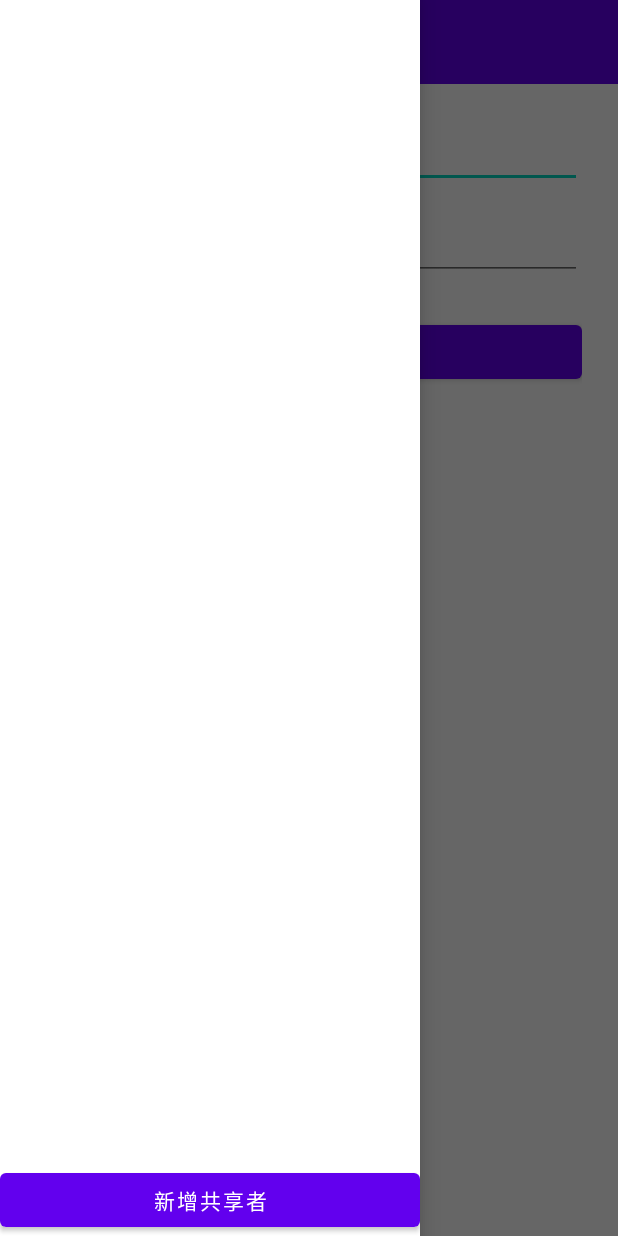
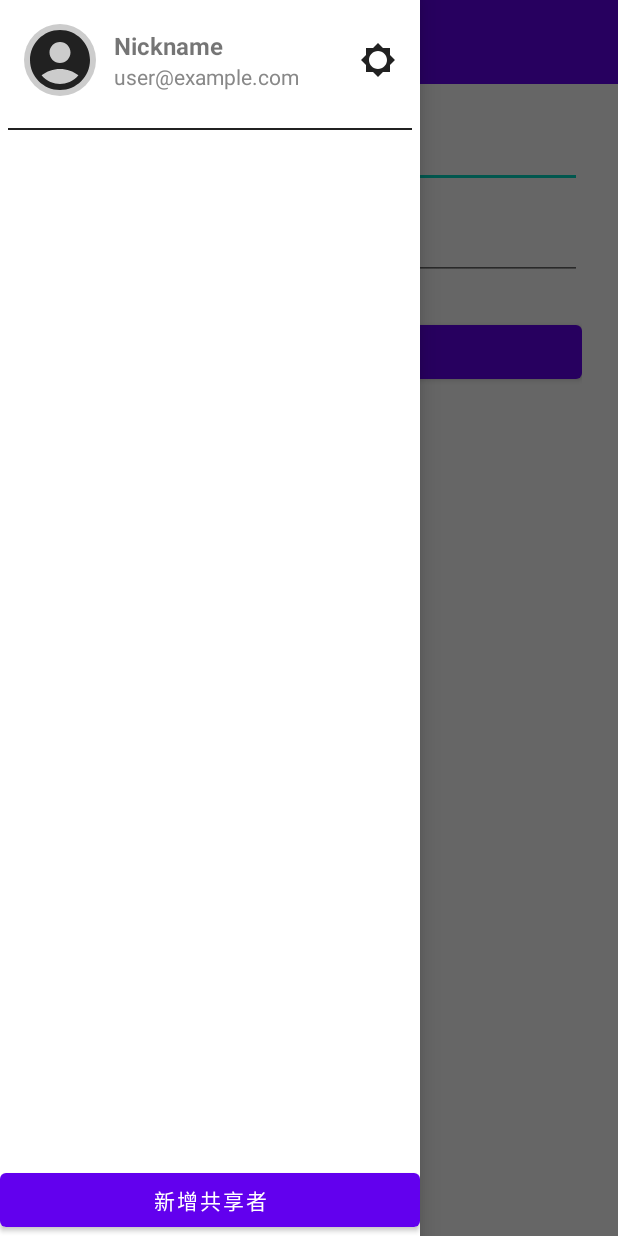
Before and after one commit to allenchu66/geofence_app, an Android app: the screen it shows after launch (MainActivity), with the side drawer open, on a phone screen of 412 x 824 dp. Run offline under Robolectric (Android 15) with nearby library versions, the phone set to English and light mode, and no system bars; our stand-ins replace Firebase (no records; nobody signed in at launch, a user with empty details on screens opened directly).

Commit message:
Add user profile settings for display name and photo

```diff
--- a/app/build.gradle.kts
+++ b/app/build.gradle.kts
@@ -49,6 +49,9 @@ android {
     buildFeatures {
         viewBinding = true
     }
+
+
+
 }
 
 dependencies {
@@ -62,6 +65,7 @@ dependencies {
     implementation(libs.androidx.activity)
     implementation(libs.androidx.constraintlayout)
     implementation(libs.play.services.location)
+    implementation(libs.firebase.storage.ktx)
     testImplementation(libs.junit)
     androidTestImplementation(libs.androidx.junit)
     androidTestImplementation(libs.androidx.espresso.core)
@@ -70,4 +74,6 @@ dependencies {
     implementation(libs.firebase.analytics)
     implementation(libs.google.map)
 
+    implementation(libs.image.cropper)
+    implementation(libs.glide)
 }
--- a/app/src/main/java/com/allenchu66/geofenceapp/activity/MainActivity.kt
+++ b/app/src/main/java/com/allenchu66/geofenceapp/activity/MainActivity.kt
@@ -7,6 +7,9 @@ import android.text.InputType
 import android.util.Log
 import android.widget.Button
 import android.widget.EditText
+import android.widget.ImageButton
+import android.widget.ImageView
+import android.widget.TextView
 import android.widget.Toast
 import androidx.activity.enableEdgeToEdge
 import androidx.activity.result.contract.ActivityResultContracts
@@ -16,6 +19,7 @@ import androidx.appcompat.app.AppCompatActivity
 import androidx.core.content.ContentProviderCompat.requireContext
 import androidx.core.content.ContextCompat
 import androidx.lifecycle.ViewModelProvider
+import androidx.navigation.findNavController
 import androidx.navigation.fragment.NavHostFragment
 import androidx.recyclerview.widget.LinearLayoutManager
 import androidx.recyclerview.widget.RecyclerView
@@ -26,12 +30,45 @@ import com.allenchu66.geofenceapp.repository.SharedUserRepository
 import com.allenchu66.geofenceapp.service.LocationUpdateService
 import com.allenchu66.geofenceapp.viewModel.SharedUserViewModel
 import com.allenchu66.geofenceapp.viewModel.SharedUserViewModelFactory
+import com.bumptech.glide.Glide
 import com.google.firebase.auth.FirebaseAuth
+import com.google.firebase.auth.FirebaseUser
 
 class MainActivity : AppCompatActivity() {
     private lateinit var binding: ActivityMainBinding
     private lateinit var drawerToggle: ActionBarDrawerToggle
     private lateinit var viewModel: SharedUserViewModel
+    private lateinit var auth: FirebaseAuth
+
+    private lateinit var tvUserEmail: TextView
+    private lateinit var tvUserNickname: TextView
+    private lateinit var imageUserPhoto: ImageView
+
+    private val authStateListener = FirebaseAuth.AuthStateListener { firebaseAuth ->
+        val user = firebaseAuth.currentUser
+        updateProfileUI(user)
+    }
+
+    fun updateProfileUI(user: FirebaseUser?) {
+        user?.let {
+            tvUserNickname.setText(it.displayName ?: "Untitled")
+            tvUserEmail.text = user.email
+            tvUserNickname.text = user.displayName.takeIf { !it.isNullOrBlank() } ?: "Untitled"
+
+            val photoUri = user.photoUrl
+
+            if (photoUri != null) {
+                Glide.with(this)
+                    .load(photoUri)
+                    .circleCrop()
+                    .placeholder(R.drawable.ic_default_avatar)
+                    .error(R.drawable.ic_default_avatar)
+                    .into(imageUserPhoto)
+            } else {
+                imageUserPhoto.setImageResource(R.drawable.ic_default_avatar)
+            }
+        }
+    }
 
     private val locationPermissionLauncher = registerForActivityResult(
         ActivityResultContracts.RequestMultiplePermissions()
@@ -45,6 +82,7 @@ class MainActivity : AppCompatActivity() {
         binding = ActivityMainBinding.inflate(layoutInflater)
         setContentView(binding.root)
 
+        auth = FirebaseAuth.getInstance()
         initViewModel()
         setupToolbarAndDrawer()
         navigateIfLoggedIn()
@@ -115,6 +153,23 @@ class MainActivity : AppCompatActivity() {
             showAddSharedUserDialog()
         }
 
+        val navHostFragment = supportFragmentManager
+            .findFragmentById(R.id.fragmentContainerView) as NavHostFragment
+        val navController = navHostFragment.navController
+
+        val btnAccountSetting = customDrawerView.findViewById<ImageButton>(R.id.btn_account_settings)
+        btnAccountSetting.setOnClickListener{
+            binding.drawerLayout.closeDrawers()
+            navController.navigate(R.id.accountSettingsFragment)
+        }
+
+        val currentUser = FirebaseAuth.getInstance().currentUser
+        if (currentUser != null) {
+           tvUserEmail = customDrawerView.findViewById<TextView>(R.id.drawer_user_email)
+           tvUserNickname = customDrawerView.findViewById<TextView>(R.id.drawer_user_nickname)
+           imageUserPhoto = customDrawerView.findViewById<ImageView>(R.id.drawer_user_photo)
+           updateProfileUI(currentUser)
+        }
     }
 
     private fun navigateIfLoggedIn() {
@@ -184,4 +239,14 @@ class MainActivity : AppCompatActivity() {
             .setNegativeButton("Cancel", null)
             .show()
     }
+
+    override fun onStart() {
+        super.onStart()
+        auth.addAuthStateListener(authStateListener)
+    }
+    override fun onStop() {
+        super.onStop()
+        auth.removeAuthStateListener(authStateListener)
+    }
+
 }
--- a/app/src/main/java/com/allenchu66/geofenceapp/model/SharedUser.kt
+++ b/app/src/main/java/com/allenchu66/geofenceapp/model/SharedUser.kt
@@ -2,6 +2,7 @@ package com.allenchu66.geofenceapp.model
 
 data class SharedUser(
     val email: String = "",
-    val avatarUrl: String = "",
+    val displayName: String = "",
+    val photoUri: String = "",
     val status: String = ""  // "waiting", "shared", "none"
 )
--- /dev/null
+++ b/app/src/main/res/drawable/baseline_edit_24.xml
@@ -0,0 +1,5 @@
+<vector xmlns:android="http://schemas.android.com/apk/res/android" android:height="24dp" android:tint="#FD0000" android:viewportHeight="24" android:viewportWidth="24" android:width="24dp">
+
+    <path android:fillColor="@android:color/white" android:pathData="M3,17.25V21h3.75L17.81,9.94l-3.75,-3.75L3,17.25zM20.71,7.04c0.39,-0.39 0.39,-1.02 0,-1.41l-2.34,-2.34c-0.39,-0.39 -1.02,-0.39 -1.41,0l-1.83,1.83 3.75,3.75 1.83,-1.83z"/>
+
+</vector>
--- a/app/src/main/res/drawable/ic_default_avatar.xml
+++ b/app/src/main/res/drawable/ic_default_avatar.xml
@@ -1,4 +1,4 @@
-<vector xmlns:android="http://schemas.android.com/apk/res/android" android:height="24dp" android:tint="#FFFFFF" android:viewportHeight="24" android:viewportWidth="24" android:width="24dp">
+<vector xmlns:android="http://schemas.android.com/apk/res/android" android:height="24dp" android:tint="#212121" android:viewportHeight="24" android:viewportWidth="24" android:width="24dp">
 
     <path android:fillColor="@android:color/white" android:pathData="M12,2C6.48,2 2,6.48 2,12s4.48,10 10,10s10,-4.48 10,-10S17.52,2 12,2zM12,6c1.93,0 3.5,1.57 3.5,3.5S13.93,13 12,13s-3.5,-1.57 -3.5,-3.5S10.07,6 12,6zM12,20c-2.03,0 -4.43,-0.82 -6.14,-2.88C7.55,15.8 9.68,15 12,15s4.45,0.8 6.14,2.12C16.43,19.18 14.03,20 12,20z"/>
 
--- /dev/null
+++ b/app/src/main/res/drawable/ic_setting_black.xml
@@ -0,0 +1,5 @@
+<vector xmlns:android="http://schemas.android.com/apk/res/android" android:height="24dp" android:tint="#212121" android:viewportHeight="24" android:viewportWidth="24" android:width="24dp">
+
+    <path android:fillColor="@android:color/white" android:pathData="M20,15.31L23.31,12 20,8.69V4h-4.69L12,0.69 8.69,4H4v4.69L0.69,12 4,15.31V20h4.69L12,23.31 15.31,20H20v-4.69zM12,18c-3.31,0 -6,-2.69 -6,-6s2.69,-6 6,-6 6,2.69 6,6 -2.69,6 -6,6z"/>
+
+</vector>
--- a/app/src/main/res/layout/activity_main.xml
+++ b/app/src/main/res/layout/activity_main.xml
@@ -34,8 +34,6 @@
         android:id="@+id/nav_view"
         android:layout_width="280dp"
         android:layout_height="match_parent"
-        android:layout_gravity="start"
-        app:headerLayout="@layout/drawer_content"
-        app:menu="@null" />
+        android:layout_gravity="start" />
 
 </androidx.drawerlayout.widget.DrawerLayout>
--- a/app/src/main/res/layout/drawer_content.xml
+++ b/app/src/main/res/layout/drawer_content.xml
@@ -4,12 +4,73 @@
     android:layout_width="match_parent"
     android:layout_height="match_parent"
     android:orientation="vertical">
+
+    <!-- 使用者資訊區塊 -->
+    <LinearLayout
+        android:id="@+id/user_info_section"
+        android:layout_width="match_parent"
+        android:layout_height="wrap_content"
+        android:orientation="horizontal"
+        android:padding="16dp"
+        android:gravity="center_vertical">
+
+        <ImageView
+            android:id="@+id/drawer_user_photo"
+            android:layout_width="48dp"
+            android:layout_height="48dp"
+            android:src="@drawable/ic_default_avatar"
+            android:scaleType="centerCrop"
+            android:background="@drawable/circle_background"
+            android:contentDescription="Profile picture"
+            android:layout_marginEnd="12dp"
+            android:layout_gravity="center_vertical"/>
+
+        <LinearLayout
+            android:layout_width="0dp"
+            android:layout_height="wrap_content"
+            android:layout_weight="1"
+            android:orientation="vertical">
+
+            <TextView
+                android:id="@+id/drawer_user_nickname"
+                android:layout_width="wrap_content"
+                android:layout_height="wrap_content"
+                android:text="Nickname"
+                android:textStyle="bold"
+                android:textSize="16sp"/>
+
+            <TextView
+                android:id="@+id/drawer_user_email"
+                android:layout_width="wrap_content"
+                android:layout_height="wrap_content"
+                android:text="user@example.com"
+                android:textSize="14sp"
+                android:textColor="#888888"/>
+        </LinearLayout>
+
+        <ImageButton
+            android:id="@+id/btn_account_settings"
+            android:layout_width="wrap_content"
+            android:layout_height="wrap_content"
+            android:src="@drawable/ic_setting_black"
+            android:contentDescription="Account settings"
+            android:background="?attr/selectableItemBackgroundBorderless"/>
+    </LinearLayout>
+
+    <View
+        android:layout_width="match_parent"
+        android:layout_height="1dp"
+        android:layout_margin="5dp"
+        android:background="#212121"/>
+
+    <!-- 共享者清單 -->
     <androidx.recyclerview.widget.RecyclerView
         android:id="@+id/share_user_recyclerView"
         android:layout_width="match_parent"
         android:layout_height="0dp"
         android:layout_weight="1"/>
 
+    <!-- 新增共享者按鈕 -->
     <Button
         android:id="@+id/btn_add_shared_user"
         android:layout_width="match_parent"
--- a/app/src/main/res/navigation/nav_graph.xml
+++ b/app/src/main/res/navigation/nav_graph.xml
@@ -1,6 +1,7 @@
 <?xml version="1.0" encoding="utf-8"?>
 <navigation xmlns:android="http://schemas.android.com/apk/res/android"
     xmlns:app="http://schemas.android.com/apk/res-auto"
+    xmlns:tools="http://schemas.android.com/tools"
     app:startDestination="@id/loginFragment">
 
     <fragment
@@ -16,4 +17,18 @@
         android:id="@+id/mapFragment"
         android:name="com.allenchu66.geofenceapp.fragment.MapFragment"
         android:label="Map" />
+
+    <fragment
+        android:id="@+id/accountSettingsFragment"
+        android:name="com.allenchu66.geofenceapp.fragment.AccountSettingsFragment"
+        android:label="Account Settings"
+        tools:layout="@layout/fragment_account_settings">
+
+        <action
+            android:id="@+id/action_accountSettingsFragment_to_loginFragment"
+            app:destination="@id/loginFragment"
+            app:popUpTo="@id/accountSettingsFragment"
+            app:popUpToInclusive="true"/>
+
+    </fragment>
 </navigation>
--- a/app/src/main/res/values/strings.xml
+++ b/app/src/main/res/values/strings.xml
@@ -2,4 +2,6 @@
     <string name="app_name">GeofenceApp</string>>
     <string name="drawer_open">Drawer Open</string>
     <string name="drawer_close">Drawer Close</string>
+    <!-- TODO: Remove or change this placeholder text -->
+    <string name="hello_blank_fragment">Hello blank fragment</string>
 </resources>
--- a/gradle/libs.versions.toml
+++ b/gradle/libs.versions.toml
@@ -16,6 +16,9 @@ activity = "1.10.1"
 constraintlayout = "2.1.4"
 google_map = "18.2.0"
 playServicesLocation = "21.3.0"
+imageCropper = "4.6.0"
+firebaseStorageKtx = "21.0.1"
+glide = "4.16.0"
 
 [libraries]
 androidx-core-ktx = { group = "androidx.core", name = "core-ktx", version.ref = "coreKtx" }
@@ -34,6 +37,9 @@ androidx-activity = { group = "androidx.activity", name = "activity", version.re
 androidx-constraintlayout = { group = "androidx.constraintlayout", name = "constraintlayout", version.ref = "constraintlayout" }
 google-map = { group = "com.google.android.gms", name = "play-services-maps",version.ref = "google_map" }
 play-services-location = { group = "com.google.android.gms", name = "play-services-location", version.ref = "playServicesLocation" }
+image-cropper = {group = "com.vanniktech",name = "android-image-cropper",version.ref = "imageCropper"}
+firebase-storage-ktx = { group = "com.google.firebase", name = "firebase-storage-ktx", version.ref = "firebaseStorageKtx" }
+glide = {group = "com.github.bumptech.glide",name = "glide",version.ref = "glide"}
 [plugins]
 android-application = { id = "com.android.application", version.ref = "agp" }
 kotlin-android = { id = "org.jetbrains.kotlin.android", version.ref = "kotlin" }
--- a/settings.gradle.kts
+++ b/settings.gradle.kts
@@ -9,6 +9,7 @@ pluginManagement {
         }
         mavenCentral()
         gradlePluginPortal()
+        maven { url = uri("https://jitpack.io") }
     }
 }
 dependencyResolutionManagement {
@@ -16,6 +17,7 @@ dependencyResolutionManagement {
     repositories {
         google()
         mavenCentral()
+        maven { url = uri("https://jitpack.io") }
     }
 }
 
```
Also changed, not shown: app/src/main/AndroidManifest.xml (+8 -3 lines), app/src/main/java/com/allenchu66/geofenceapp/adapter/SharedUserAdapter.kt (+14 -5 lines), app/src/main/java/com/allenchu66/geofenceapp/fragment/AccountSettingsFragment.kt (added, +230 -0 lines), app/src/main/java/com/allenchu66/geofenceapp/repository/SharedUserRepository.kt (+49 -9 lines), app/src/main/res/layout/dialog_crop_image.xml (added, +20 -0 lines), app/src/main/res/layout/dialog_upload_progress.xml (added, +32 -0 lines), app/src/main/res/layout/fragment_account_settings.xml (added, +72 -0 lines).
